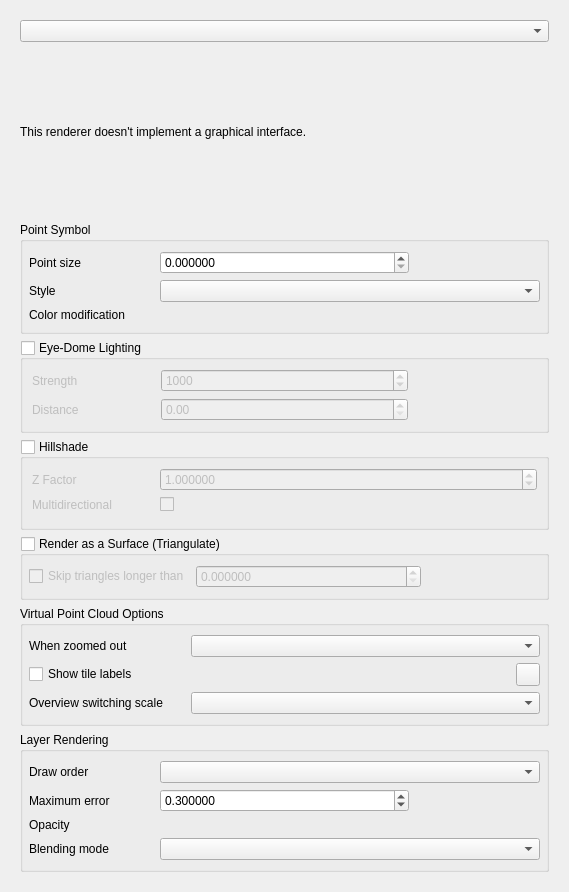
Qt form src/ui/pointcloud/qgspointcloudrendererpropsdialogbase.ui (qgis/QGIS) before a commit.
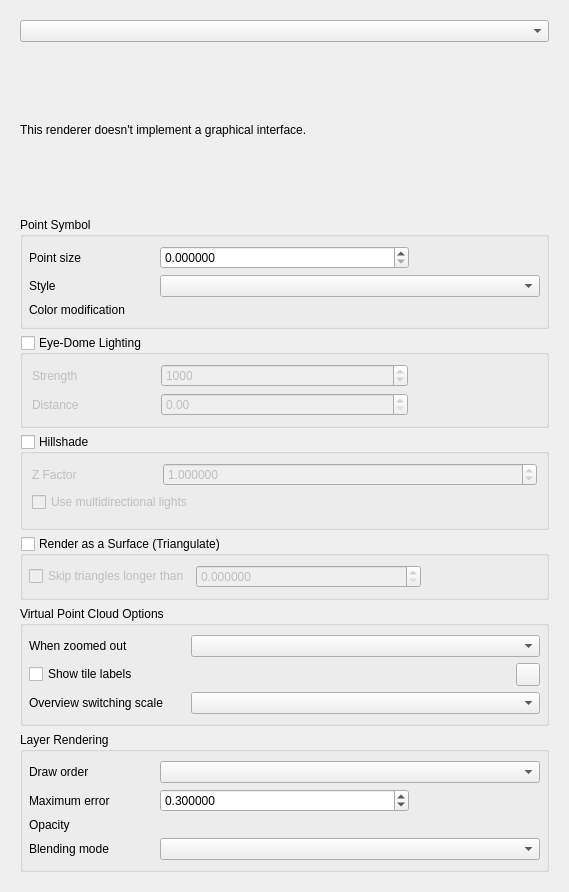
The same form after that commit. Custom widgets are drawn as their Qt base class.

Commit message: [needs-docs] Merge checkbox (and renamed) label in the Hillshade group

```diff
--- a/src/ui/pointcloud/qgspointcloudrendererpropsdialogbase.ui
+++ b/src/ui/pointcloud/qgspointcloudrendererpropsdialogbase.ui
@@ -247,20 +247,13 @@
             </property>
            </widget>
           </item>
-          <item row="1" column="0">
-           <widget class="QLabel" name="mHillshadingMultidirLabel">
-            <property name="text">
-             <string>Multidirectional</string>
-            </property>
-           </widget>
-          </item>
-          <item row="1" column="1">
+          <item row="1" column="0" colspan="4">
            <widget class="QCheckBox" name="mHillshadingMultidirCheckBox">
             <property name="toolTip">
              <string>Use multidirectional lights instead of the specified azimuth for hillshading.</string>
             </property>
             <property name="text">
-             <string/>
+              <string>Use multidirectional lights</string>
             </property>
             <property name="tristate">
              <bool>false</bool>
```
